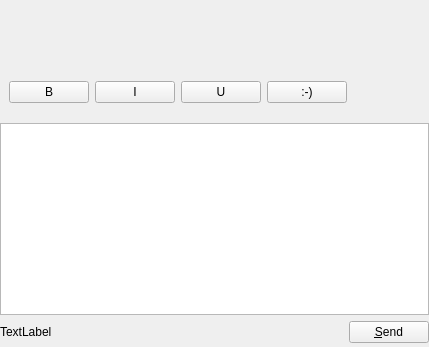
First picture: the form in lib/chatwindow.ui, repository KDE/ktp-text-ui, before the edit.
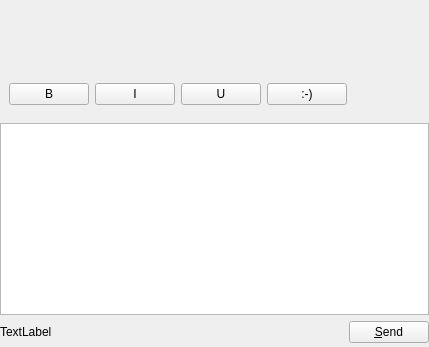
Second picture: the form after the edit. Custom widgets are drawn as their Qt base class.

What changed in the file:
```diff
--- a/lib/chatwindow.ui
+++ b/lib/chatwindow.ui
@@ -29,6 +29,15 @@
    <item>
     <widget class="QWidget" name="formatToolbar" native="true">
      <layout class="QHBoxLayout" name="horizontalLayout_2">
+      <property name="sizeConstraint">
+       <enum>QLayout::SetDefaultConstraint</enum>
+      </property>
+      <property name="topMargin">
+       <number>4</number>
+      </property>
+      <property name="bottomMargin">
+       <number>0</number>
+      </property>
       <item>
        <widget class="QPushButton" name="formatBold">
         <property name="focusPolicy">
```
